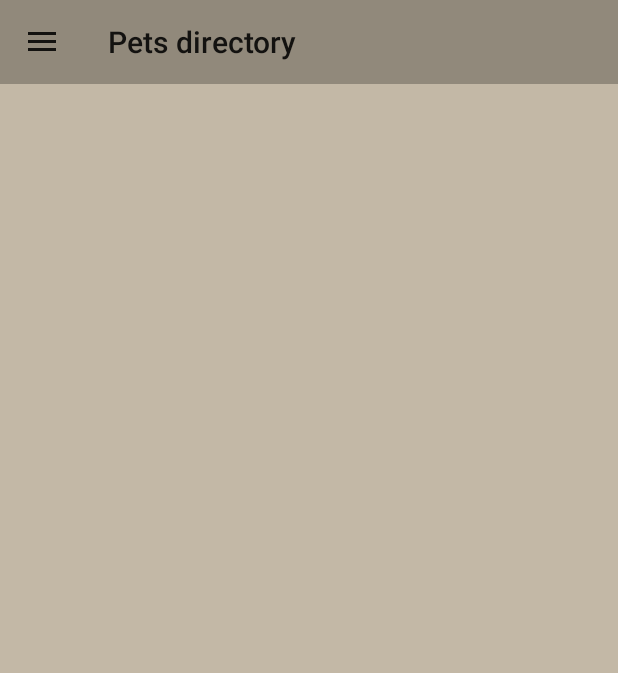
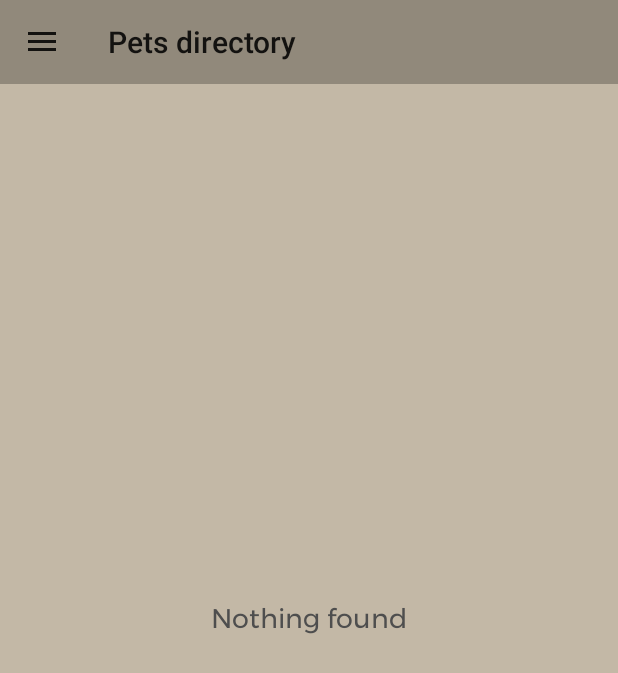
Before and after one commit to aleks-vorgen/home-pets-directory, an Android app built with Jetpack Compose: the screen it shows after launch (MainActivity), on a phone screen of 412 x 824 dp. Shown: the top 673 px of the screen. Run offline under Robolectric (Android 15) with nearby library versions, the phone set to English and light mode, and no system bars; our stand-ins replace data binding, navigation-ui; 4 statements that could not run were skipped.

Commit message:
Recycler view now displaying DB data

```diff
--- a/app/src/main/java/com/example/odz/PetListFragment.kt
+++ b/app/src/main/java/com/example/odz/PetListFragment.kt
@@ -4,26 +4,49 @@ import android.os.Bundle
 import android.view.LayoutInflater
 import android.view.View
 import android.view.ViewGroup
-import androidx.databinding.DataBindingUtil
 import androidx.fragment.app.Fragment
-import androidx.lifecycle.asLiveData
-import com.example.odz.database.Database
+import androidx.recyclerview.widget.LinearLayoutManager
+import com.example.odz.database.PetAdapter
+import com.example.odz.database.PetDatabaseManager
 import com.example.odz.databinding.FragmentPetListBinding
 
 class PetListFragment : Fragment() {
+    private lateinit var binding: FragmentPetListBinding
+    private lateinit var petDatabaseManager: PetDatabaseManager
+    private val petAdapter = PetAdapter(ArrayList())
 
     override fun onCreateView(
         inflater: LayoutInflater, container: ViewGroup?,
         savedInstanceState: Bundle?
     ): View {
-        val binding: FragmentPetListBinding = FragmentPetListBinding
+        binding = FragmentPetListBinding
             .inflate(inflater, container, false)
-
-        val db = Database.getDatabase(requireContext())
-        db.getDao().getAllPets()
+        petDatabaseManager = PetDatabaseManager(requireContext())
+        initRecyclerView()
 
         return binding.root
     }
 
+    override fun onDestroy() {
+        super.onDestroy()
+        petDatabaseManager.closeDb()
+    }
+
+    override fun onResume() {
+        super.onResume()
+        petDatabaseManager.openDb()
+        fillAdapter()
+    }
+
+    private fun initRecyclerView() {
+        binding.petListView.apply {
+            layoutManager = LinearLayoutManager(requireContext())
+            adapter = petAdapter
+        }
+    }
+
+    private fun fillAdapter() {
+        petAdapter.updateAdapter(petDatabaseManager.readDbData())
+    }
 
 }
--- /dev/null
+++ b/app/src/main/java/com/example/odz/database/PetAdapter.kt
@@ -0,0 +1,45 @@
+package com.example.odz.database
+
+import android.annotation.SuppressLint
+import android.view.LayoutInflater
+import android.view.View
+import android.view.ViewGroup
+import android.widget.TextView
+import androidx.recyclerview.widget.RecyclerView
+import com.example.odz.R
+
+class PetAdapter(listMain: ArrayList<String>) : RecyclerView.Adapter<PetAdapter.PetHolder>() {
+    private var listArray = listMain
+
+    override fun onCreateViewHolder(parent: ViewGroup, viewType: Int): PetHolder {
+        val inflater = LayoutInflater.from(parent.context)
+        return PetHolder(inflater.inflate(R.layout.recycler_view_item, parent, false))
+    }
+
+    override fun onBindViewHolder(holder: PetHolder, position: Int) {
+        holder.setData(listArray[position])
+    }
+
+    override fun getItemCount(): Int {
+        return listArray.size
+    }
+
+    @SuppressLint("NotifyDataSetChanged")
+    fun updateAdapter(listItems: List<String>) {
+        listArray.apply {
+            clear()
+            addAll(listItems)
+        }
+        notifyDataSetChanged()
+    }
+
+    class PetHolder(itemView: View) : RecyclerView.ViewHolder(itemView) {
+        private val tvName: TextView = itemView.findViewById(R.id.tvPetName)
+
+        fun setData(title: String) {
+            tvName.text = title
+        }
+
+    }
+
+}
--- /dev/null
+++ b/app/src/main/java/com/example/odz/database/PetDatabaseManager.kt
@@ -0,0 +1,48 @@
+package com.example.odz.database
+
+import android.annotation.SuppressLint
+import android.content.ContentValues
+import android.content.Context
+import android.database.sqlite.SQLiteDatabase
+import android.util.Log
+
+class PetDatabaseManager(context: Context) {
+    private val petDatabaseHelper = PetDatabaseHelper(context)
+    private var db: SQLiteDatabase? = null
+
+    fun openDb() {
+        db = petDatabaseHelper.writableDatabase
+    }
+
+    fun insertToDB(name: String, breed: String, type: String, age: Int) {
+        val values = ContentValues().apply {
+            put(PetDatabaseNameClass.COLUMN_NAME_NAME, name)
+            put(PetDatabaseNameClass.COLUMN_NAME_BREED, breed)
+            put(PetDatabaseNameClass.COLUMN_NAME_TYPE, type)
+            put(PetDatabaseNameClass.COLUMN_NAME_AGE, age)
+        }
+
+        db?.insert(PetDatabaseNameClass.TABLE_NAME, null, values)
+    }
+
+    @SuppressLint("Range")
+    fun readDbData(): ArrayList<String> {
+        val dataList = java.util.ArrayList<String>()
+        val cursor = db?.query(PetDatabaseNameClass.TABLE_NAME, null, null, null, null, null, null)
+
+        while (cursor?.moveToNext()!!) {
+            val dataText =
+                cursor.getString(cursor.getColumnIndex(PetDatabaseNameClass.COLUMN_NAME_NAME))
+            dataList.add(dataText.toString())
+        }
+
+        cursor.close()
+
+        Log.i("DATA LIST", dataList.toString())
+        return dataList
+    }
+
+    fun closeDb() {
+        petDatabaseHelper.close()
+    }
+}
--- a/app/src/main/res/layout/fragment_pet_list.xml
+++ b/app/src/main/res/layout/fragment_pet_list.xml
@@ -1,11 +1,37 @@
 <?xml version="1.0" encoding="utf-8"?>
 <layout xmlns:android="http://schemas.android.com/apk/res/android"
+    xmlns:app="http://schemas.android.com/apk/res-auto"
     xmlns:tools="http://schemas.android.com/tools"
     tools:context="com.example.odz.PetListFragment">
 
 
-    <ListView
-        android:id="@+id/pet_list_view"
+    <androidx.constraintlayout.widget.ConstraintLayout
+        android:id="@+id/constraintLayout"
         android:layout_width="match_parent"
-        android:layout_height="match_parent" />
+        android:layout_height="match_parent">
+
+        <TextView
+            android:id="@+id/tvNoElements"
+            android:layout_width="wrap_content"
+            android:layout_height="wrap_content"
+            android:fontFamily="@font/montserrat"
+            android:text="@string/tv_noElements"
+            android:textColor="@color/text_default_color"
+            android:textSize="18sp"
+            app:layout_constraintBottom_toBottomOf="parent"
+            app:layout_constraintEnd_toEndOf="parent"
+            app:layout_constraintStart_toStartOf="parent"
+            app:layout_constraintTop_toTopOf="parent" />
+
+        <androidx.recyclerview.widget.RecyclerView
+            android:id="@+id/pet_list_view"
+            android:layout_width="match_parent"
+            android:layout_height="match_parent"
+            tools:layout_editor_absoluteX="0dp"
+            tools:layout_editor_absoluteY="0dp">
+
+        </androidx.recyclerview.widget.RecyclerView>
+
+    </androidx.constraintlayout.widget.ConstraintLayout>
+
 </layout>
--- a/app/src/main/res/values/strings.xml
+++ b/app/src/main/res/values/strings.xml
@@ -8,6 +8,7 @@
     <string name="etPetBreed_placeholder">Pet breed</string>
     <string name="etPetAge_placeholder">Pet age</string>
     <string name="etPetType_placeholder">Pet type</string>
+    <string name="tv_noElements">Nothing found</string>
     <string-array name="petTypes">
         <item name="Dog">Dog</item>
         <item name="Cat">Cat</item>
```
Also changed, not shown: app/src/main/java/com/example/odz/dao/PetDao.kt (+13 -2 lines), app/src/main/res/layout/recycler_view_item.xml (added, +24 -0 lines).
